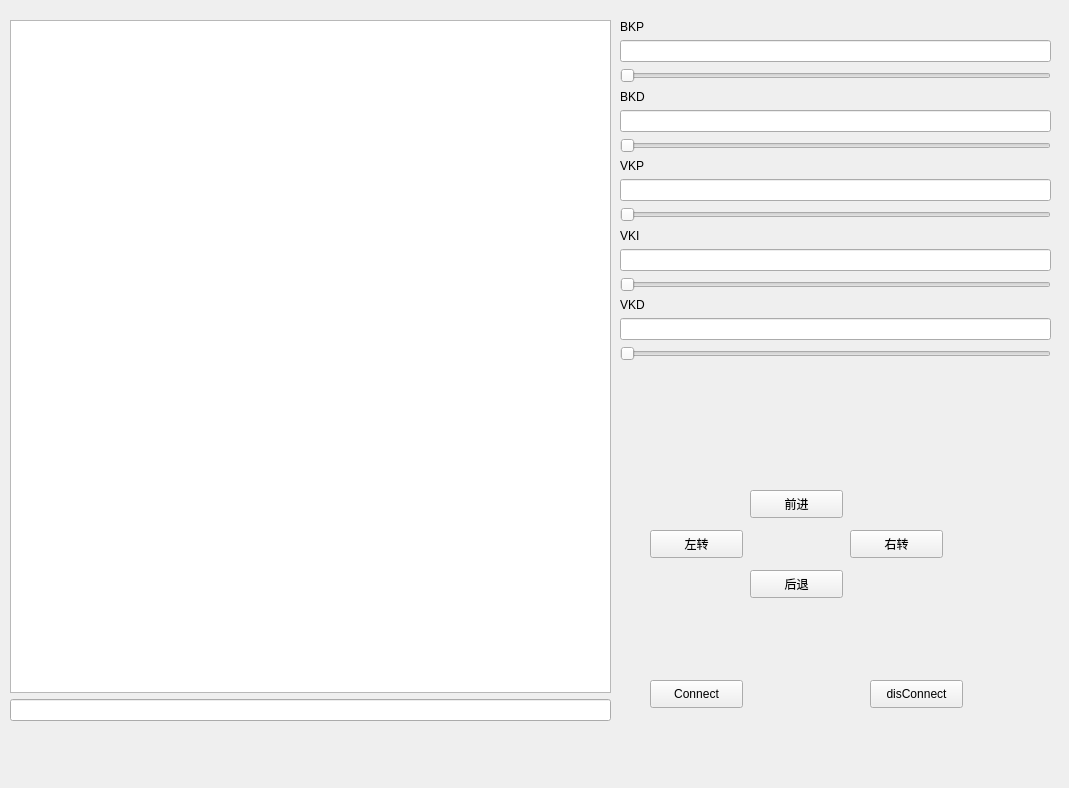
Above: UIdesign/Mainw_2.ui from gyfastas/EE397 before the change. Below: the same form after it.
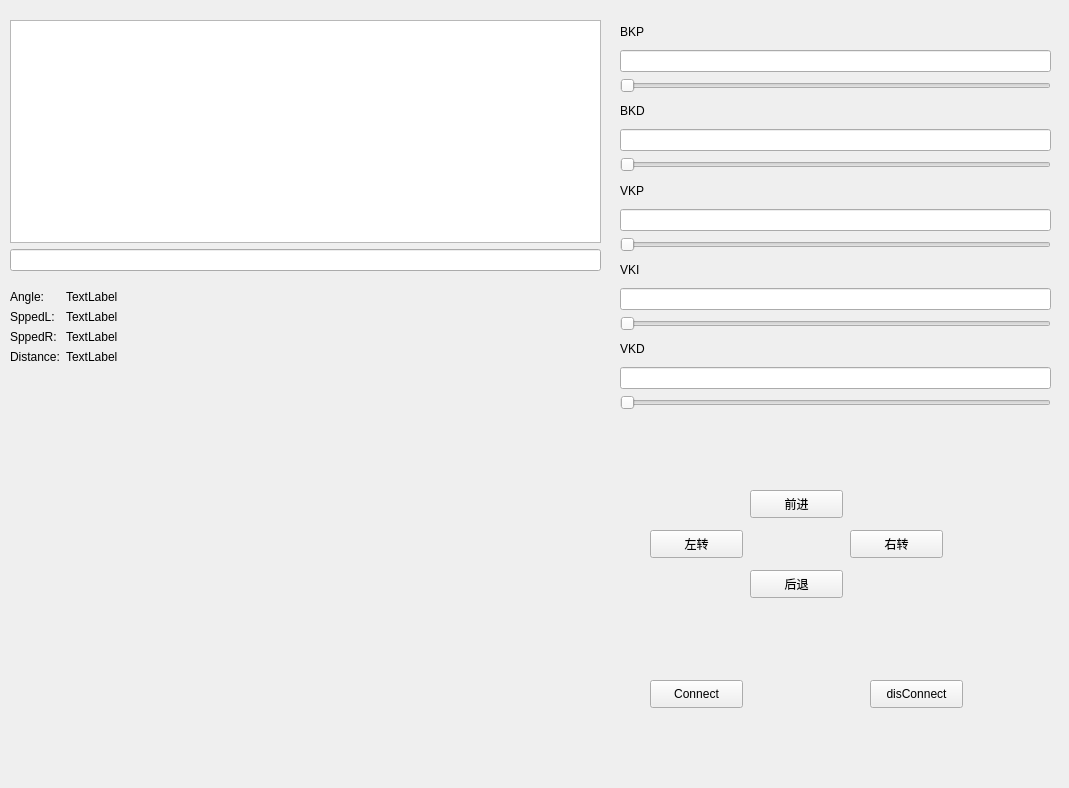
That is the form after the change.

What changed in the file:
```diff
--- a/UIdesign/Mainw_2.ui
+++ b/UIdesign/Mainw_2.ui
@@ -97,7 +97,7 @@
      <x>620</x>
      <y>20</y>
      <width>431</width>
-     <height>341</height>
+     <height>390</height>
     </rect>
    </property>
    <layout class="QVBoxLayout" name="controlLayout">
@@ -193,8 +193,8 @@
     <rect>
      <x>10</x>
      <y>20</y>
-     <width>601</width>
-     <height>701</height>
+     <width>591</width>
+     <height>251</height>
     </rect>
    </property>
    <layout class="QVBoxLayout" name="commandLayout">
@@ -210,6 +210,74 @@
     </item>
    </layout>
   </widget>
+  <widget class="QWidget" name="formLayoutWidget">
+   <property name="geometry">
+    <rect>
+     <x>10</x>
+     <y>290</y>
+     <width>171</width>
+     <height>91</height>
+    </rect>
+   </property>
+   <layout class="QFormLayout" name="ParameterLayout">
+    <item row="0" column="0">
+     <widget class="QLabel" name="label_6">
+      <property name="text">
+       <string>Angle:</string>
+      </property>
+     </widget>
+    </item>
+    <item row="0" column="1">
+     <widget class="QLabel" name="Label_Angle">
+      <property name="text">
+       <string>TextLabel</string>
+      </property>
+     </widget>
+    </item>
+    <item row="1" column="0">
+     <widget class="QLabel" name="label_8">
+      <property name="text">
+       <string>SppedL:</string>
+      </property>
+     </widget>
+    </item>
+    <item row="1" column="1">
+     <widget class="QLabel" name="Label_SpeedL">
+      <property name="text">
+       <string>TextLabel</string>
+      </property>
+     </widget>
+    </item>
+    <item row="2" column="0">
+     <widget class="QLabel" name="label_10">
+      <property name="text">
+       <string>SppedR:</string>
+      </property>
+     </widget>
+    </item>
+    <item row="2" column="1">
+     <widget class="QLabel" name="Label_SpeedR">
+      <property name="text">
+       <string>TextLabel</string>
+      </property>
+     </widget>
+    </item>
+    <item row="3" column="0">
+     <widget class="QLabel" name="label_7">
+      <property name="text">
+       <string>Distance:</string>
+      </property>
+     </widget>
+    </item>
+    <item row="3" column="1">
+     <widget class="QLabel" name="Label_Distance">
+      <property name="text">
+       <string>TextLabel</string>
+      </property>
+     </widget>
+    </item>
+   </layout>
+  </widget>
  </widget>
  <resources/>
  <connections/>
```
